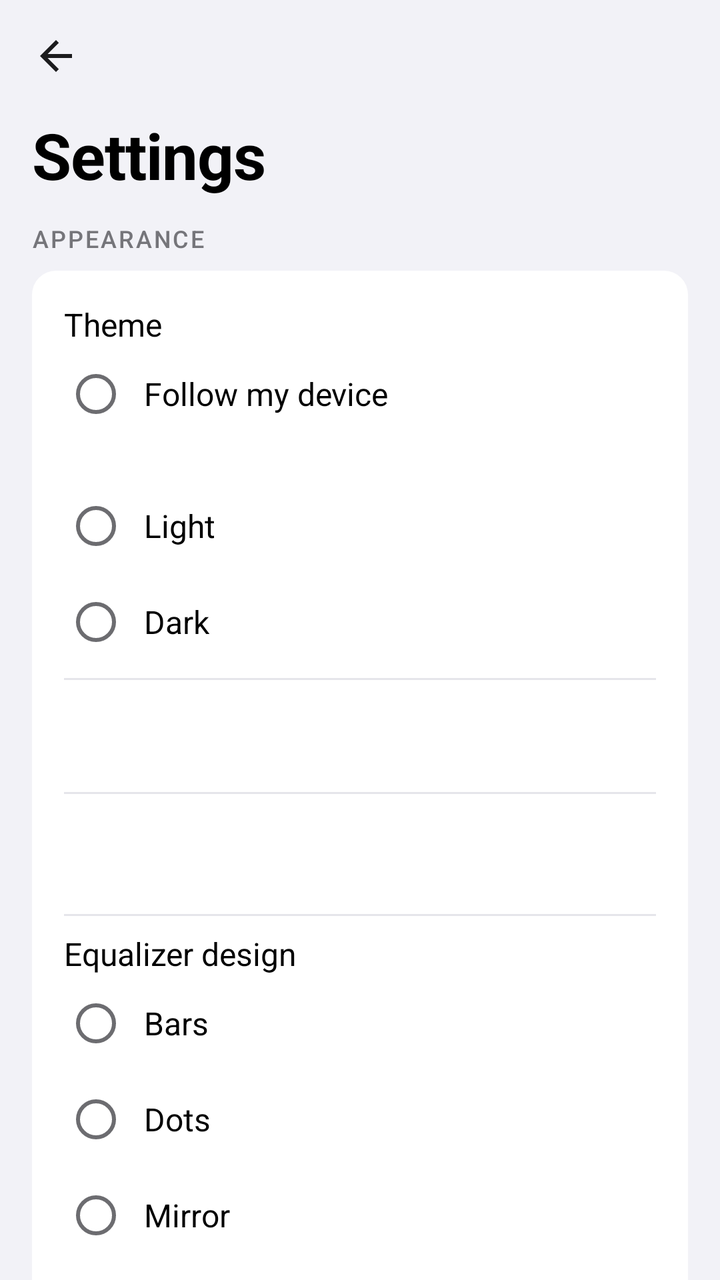
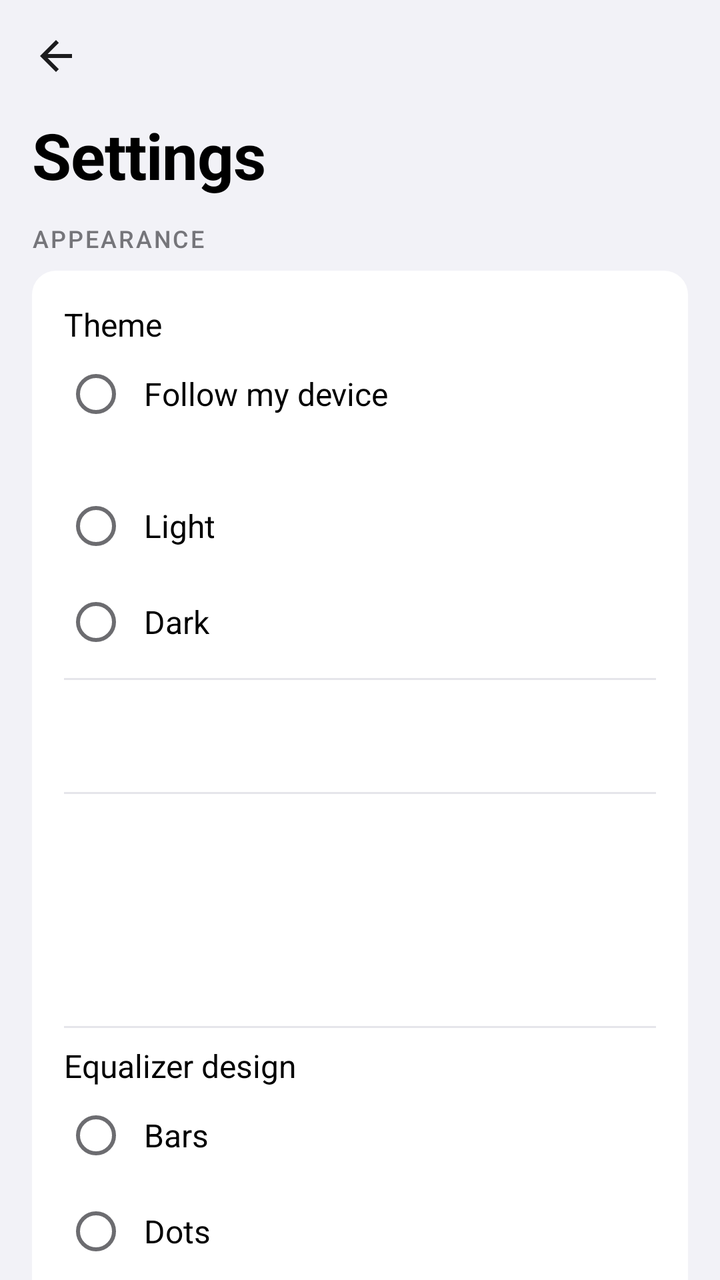

The first picture is an Android layout as it rendered before a commit; the second is the same layout after the commit. The layout source and the unified diff follow.
<!-- AndroidManifest.xml: application theme AppTheme -->
<!-- res/layout/activity_settings.xml -->
<?xml version="1.0" encoding="utf-8"?>
<LinearLayout xmlns:android="http://schemas.android.com/apk/res/android"
    xmlns:tools="http://schemas.android.com/tools"
    tools:ignore="Overdraw"
    android:layout_width="match_parent"
    android:layout_height="match_parent"
    android:background="@color/grouped_bg"
    android:orientation="vertical"
    android:tag="glass:clear">

    <LinearLayout
        style="@style/TopBar"
        android:paddingStart="4dp"
        android:paddingEnd="4dp">

        <ImageButton
            android:id="@+id/btn_back"
            style="@style/IconButton"
            android:contentDescription="@string/cd_back"
            android:src="@drawable/ic_arrow_back" />
    </LinearLayout>

    <TextView
        style="@style/LargeTitle"
        android:layout_marginStart="@dimen/gutter"
        android:layout_marginBottom="4dp"
        android:text="@string/settings_title" />

    <ScrollView
        android:id="@+id/settings_scroll"
        android:layout_width="match_parent"
        android:layout_height="0dp"
        android:layout_weight="1"
        android:scrollbars="none">

        <LinearLayout
            android:layout_width="match_parent"
            android:layout_height="wrap_content"
            android:orientation="vertical"
            android:paddingStart="@dimen/gutter"
            android:paddingTop="8dp"
            android:paddingEnd="@dimen/gutter"
            android:paddingBottom="32dp">

            <TextView
                style="@style/SectionLabel"
                android:text="@string/set_appearance" />

            <LinearLayout
                style="@style/SettingsCard"
                android:tag="glass:card">

                <TextView
                    style="@style/SettingTitle"
                    android:paddingTop="8dp"
                    android:text="@string/set_theme" />

                <RadioGroup
                    android:id="@+id/theme_group"
                    android:layout_width="match_parent"
                    android:layout_height="wrap_content"
                    android:orientation="vertical">

                    <RadioButton
                        android:id="@+id/theme_system"
                        style="@style/SettingRadio"
                        android:text="@string/theme_system" />

                    <TextView
                        android:id="@+id/theme_system_now"
                        style="@style/SettingSub"
                        android:layout_marginTop="-6dp"
                        android:paddingStart="40dp"
                        android:paddingEnd="8dp"
                        android:paddingBottom="6dp" />

                    <RadioButton
                        android:id="@+id/theme_light"
                        style="@style/SettingRadio"
                        android:text="@string/theme_light" />

                    <RadioButton
                        android:id="@+id/theme_dark"
                        style="@style/SettingRadio"
                        android:text="@string/theme_dark" />
                </RadioGroup>

                <View
                    android:layout_width="match_parent"
                    android:layout_height="1dp"
                    android:layout_marginTop="4dp"
                    android:background="@color/divider" />

                <include
                    android:id="@+id/row_glass"
                    layout="@layout/row_setting" />

                <View
                    android:layout_width="match_parent"
                    android:layout_height="1dp"
                    android:background="@color/divider" />

                <include
                    android:id="@+id/row_bars"
                    layout="@layout/row_setting" />

                <View
                    android:layout_width="match_parent"
                    android:layout_height="1dp"
                    android:layout_marginTop="4dp"
                    android:background="@color/divider" />

                <TextView
                    style="@style/SettingTitle"
                    android:paddingTop="8dp"
                    android:text="@string/set_bar_style" />

                <RadioGroup
                    android:id="@+id/bar_style_group"
                    android:layout_width="match_parent"
                    android:layout_height="wrap_content"
                    android:orientation="vertical">

                    <RadioButton
                        android:id="@+id/bar_style_bars"
                        style="@style/SettingRadio"
                        android:text="@string/bar_style_bars" />

                    <RadioButton
                        android:id="@+id/bar_style_dots"
                        style="@style/SettingRadio"
                        android:text="@string/bar_style_dots" />

                    <RadioButton
                        android:id="@+id/bar_style_mirror"
                        style="@style/SettingRadio"
                        android:text="@string/bar_style_mirror" />

                    <RadioButton
                        android:id="@+id/bar_style_wave"
                        style="@style/SettingRadio"
                        android:text="@string/bar_style_wave" />
                </RadioGroup>
            </LinearLayout>

            <TextView
                style="@style/SectionLabel"
                android:text="@string/set_background" />

            <LinearLayout
                style="@style/SettingsCard"
                android:tag="glass:card">

                <TextView
                    style="@style/SettingSub"
                    android:paddingTop="8dp"
                    android:text="@string/set_bg_note" />

                <RadioGroup
                    android:id="@+id/bg_group"
                    android:layout_width="match_parent"
                    android:layout_height="wrap_content"
                    android:orientation="vertical">

                    <RadioButton
                        android:id="@+id/bg_plain"
                        style="@style/SettingRadio"
                        android:text="@string/set_bg_plain" />

                    <TextView
                        style="@style/SettingSub"
                        android:layout_marginTop="-6dp"
                        android:paddingStart="40dp"
                        android:paddingEnd="8dp"
                        android:paddingBottom="6dp"
                        android:text="@string/set_bg_plain_sub" />

                    <RadioButton
                        android:id="@+id/bg_cover"
                        style="@style/SettingRadio"
                        android:text="@string/set_bg_cover" />

                    <TextView
                        style="@style/SettingSub"
                        android:layout_marginTop="-6dp"
                        android:paddingStart="40dp"
                        android:paddingEnd="8dp"
                        android:paddingBottom="6dp"
                        android:text="@string/set_bg_cover_sub" />

                    <RadioButton
                        android:id="@+id/bg_picture"
                        style="@style/SettingRadio"
                        android:text="@string/set_bg_picture" />

                    <TextView
                        android:id="@+id/bg_picture_sub"
                        style="@style/SettingSub"
                        android:layout_marginTop="-6dp"
                        android:paddingStart="40dp"
                        android:paddingEnd="8dp"
                        android:paddingBottom="6dp" />

                    <RadioButton
                        android:id="@+id/bg_wallpaper"
                        style="@style/SettingRadio"
                        android:text="@string/set_bg_wallpaper" />

                    <TextView
                        android:id="@+id/bg_wallpaper_sub"
                        style="@style/SettingSub"
                        android:layout_marginTop="-6dp"
                        android:paddingStart="40dp"
                        android:paddingEnd="8dp"
                        android:paddingBottom="6dp" />
                </RadioGroup>

                <LinearLayout
                    android:layout_width="match_parent"
                    android:layout_height="wrap_content"
                    android:orientation="horizontal"
                    android:paddingTop="4dp"
                    android:paddingBottom="8dp">

                    <TextView
                        android:id="@+id/bg_pick"
                        style="@style/PillSmall"
                        android:clickable="true"
                        android:focusable="true" />

                    <TextView
                        android:id="@+id/bg_wallpaper_update"
                        style="@style/PillSmall"
                        android:layout_marginStart="10dp"
                        android:clickable="true"
                        android:focusable="true"
                        android:text="@string/set_bg_update" />
                </LinearLayout>
            </LinearLayout>

            <TextView
                style="@style/SectionLabel"
                android:text="@string/set_library" />

            <LinearLayout
                style="@style/SettingsCard"
                android:tag="glass:card">

                <include
                    android:id="@+id/row_show_all"
                    layout="@layout/row_setting" />

                <View
                    android:layout_width="match_parent"
                    android:layout_height="1dp"
                    android:background="@color/divider" />

                <include
                    android:id="@+id/row_scan"
                    layout="@layout/row_setting" />
            </LinearLayout>

            <TextView
                style="@style/SectionLabel"
                android:text="@string/set_updates" />

            <LinearLayout
                style="@style/SettingsCard"
                android:tag="glass:card">

                <include
                    android:id="@+id/row_version"
                    layout="@layout/row_setting" />

                <TextView
                    android:id="@+id/upd_notes_title"
                    style="@style/SectionLabel"
                    android:layout_marginTop="8dp"
                    android:text="@string/upd_notes"
                    android:visibility="gone" />

                <TextView
                    android:id="@+id/upd_notes"
                    android:layout_width="match_parent"
                    android:layout_height="wrap_content"
                    android:layout_marginTop="4dp"
                    android:ellipsize="end"
                    android:maxLines="10"
                    android:textColor="@color/text_secondary"
                    android:textSize="14sp"
                    android:visibility="gone" />

                <ProgressBar
                    android:id="@+id/upd_progress"
                    style="?android:attr/progressBarStyleHorizontal"
                    android:layout_width="match_parent"
                    android:layout_height="6dp"
                    android:layout_marginTop="14dp"
                    android:max="100"
                    android:progressDrawable="@drawable/seek_progress"
                    android:visibility="gone" />

                <TextView
                    android:id="@+id/upd_hint"
                    android:layout_width="match_parent"
                    android:layout_height="wrap_content"
                    android:layout_marginTop="10dp"
                    android:textColor="@color/text_secondary"
                    android:textSize="14sp"
                    android:visibility="gone" />

                <LinearLayout
                    android:layout_width="match_parent"
                    android:layout_height="wrap_content"
                    android:layout_marginTop="14dp"
                    android:layout_marginBottom="6dp"
                    android:orientation="horizontal">

                    <TextView
                        android:id="@+id/upd_action"
                        style="@style/PillAccent"
                        android:clickable="true"
                        android:focusable="true" />

                    <TextView
                        android:id="@+id/upd_secondary"
                        style="@style/PillOutline"
                        android:layout_marginStart="10dp"
                        android:clickable="true"
                        android:focusable="true"
                        android:visibility="gone" />
                </LinearLayout>

                <View
                    android:layout_width="match_parent"
                    android:layout_height="1dp"
                    android:background="@color/divider" />

                <include
                    android:id="@+id/row_auto"
                    layout="@layout/row_setting" />
            </LinearLayout>

            <TextView
                style="@style/SectionLabel"
                android:text="@string/set_about" />

            <LinearLayout
                style="@style/SettingsCard"
                android:tag="glass:card">

                <TextView
                    android:id="@+id/about_text"
                    style="@style/SettingSub"
                    android:layout_marginTop="12dp"
                    android:lineSpacingMultiplier="1.1"
                    android:textSize="14sp" />

                <TextView
                    android:id="@+id/about_source"
                    style="@style/BannerAction"
                    android:layout_marginStart="-14dp"
                    android:layout_marginBottom="4dp"
                    android:text="@string/set_source"
                    android:textAllCaps="false" />
            </LinearLayout>
        </LinearLayout>
    </ScrollView>
</LinearLayout>
<!-- res/layout/row_setting.xml (included above) -->
<?xml version="1.0" encoding="utf-8"?>
<LinearLayout xmlns:android="http://schemas.android.com/apk/res/android"
    xmlns:tools="http://schemas.android.com/tools"
    android:layout_width="match_parent"
    android:layout_height="wrap_content"
    android:background="?android:attr/selectableItemBackground"
    android:gravity="center_vertical"
    android:minHeight="56dp"
    android:orientation="horizontal"
    tools:ignore="Overdraw">

    <LinearLayout
        android:layout_width="0dp"
        android:layout_height="wrap_content"
        android:layout_weight="1"
        android:orientation="vertical"
        android:paddingTop="8dp"
        android:paddingBottom="8dp">

        <TextView
            android:id="@+id/set_title"
            style="@style/SettingTitle" />

        <TextView
            android:id="@+id/set_sub"
            style="@style/SettingSub"
            android:visibility="gone" />
    </LinearLayout>

    <Switch
        android:id="@+id/set_switch"
        android:layout_width="wrap_content"
        android:layout_height="wrap_content"
        android:layout_marginStart="12dp"
        android:importantForAccessibility="no"
        android:visibility="gone" />
</LinearLayout>
<!-- resources referenced by this layout -->
<resources>
  <color name="divider">#38383A</color>
  <color name="grouped_bg">#000000</color>
  <color name="text_secondary">#A1A1A6</color>
  <dimen name="gutter">16dp</dimen>
  <string name="bar_style_bars">Bars</string>
  <string name="bar_style_dots">Dots</string>
  <string name="bar_style_mirror">Mirror</string>
  <string name="bar_style_wave">Wave</string>
  <string name="cd_back">Back</string>
  <string name="set_about">About</string>
  <string name="set_appearance">Appearance</string>
  <string name="set_background">Liquid glass background</string>
  <string name="set_bar_style">Equalizer design</string>
  <string name="set_bg_cover">Cover art</string>
  <string name="set_bg_cover_sub">A soft blur of the song that is playing.</string>
  <string name="set_bg_note">What shows behind the glass panels when Liquid glass is on.</string>
  <string name="set_bg_picture">My picture</string>
  <string name="set_bg_plain">White or black</string>
  <string name="set_bg_plain_sub">A clean page that follows your theme.</string>
  <string name="set_bg_update">Update from wallpaper</string>
  <string name="set_bg_wallpaper">Device wallpaper</string>
  <string name="set_library">Library</string>
  <string name="set_source">Source code and releases on GitHub</string>
  <string name="set_theme">Theme</string>
  <string name="set_updates">Updates</string>
  <string name="settings_title">Settings</string>
  <string name="theme_dark">Dark</string>
  <string name="theme_light">Light</string>
  <string name="theme_system">Follow my device</string>
  <string name="upd_notes">What\'s new</string>
  <style name="PillAccent" parent="Pill">
          <item name="android:background">@drawable/bg_pill_accent</item>
          <item name="android:textColor">@color/on_accent</item>
          <item name="android:drawableTint">@color/on_accent</item>
      </style>
  <style name="PillOutline" parent="Pill">
          <item name="android:background">@drawable/bg_pill_outline</item>
          <item name="android:textColor">@color/text_primary</item>
          <item name="android:drawableTint">@color/text_primary</item>
      </style>
  <style name="SettingSub">
          <item name="android:layout_width">match_parent</item>
          <item name="android:layout_height">wrap_content</item>
          <item name="android:layout_marginTop">2dp</item>
          <item name="android:textColor">@color/text_secondary</item>
          <item name="android:textSize">13sp</item>
      </style>
  <style name="SettingTitle">
          <item name="android:layout_width">match_parent</item>
          <item name="android:layout_height">wrap_content</item>
          <item name="android:textColor">@color/text_primary</item>
          <item name="android:textSize">16sp</item>
      </style>
  <color name="eq_track">#3A3A3C</color>
  <color name="icon_dim">#8E8E93</color>
  <color name="accent_text">#FF453A</color>
  <dimen name="icon_btn">48dp</dimen>
  <color name="icon">#FFFFFF</color>
  <color name="text_primary">#FFFFFF</color>
  <dimen name="text_large_title">32sp</dimen>
  <color name="on_accent">#FFFFFF</color>
  <color name="text_tertiary">#8E8E93</color>
  <!-- drawable bg_card (drawable) -->
  <?xml version="1.0" encoding="utf-8"?>
  <shape xmlns:android="http://schemas.android.com/apk/res/android"
      android:shape="rectangle">
      <solid android:color="@color/grouped_card" />
      <corners android:radius="12dp" />
  </shape>
  <dimen name="topbar_height">56dp</dimen>
  <color name="surface">#1C1C1E</color>
  <color name="bg">#000000</color>
  <color name="ripple">#33FFFFFF</color>
  <style name="AppPopup" parent="android:Widget.Material.PopupMenu">
          <item name="android:popupBackground">@color/surface_raised</item>
      </style>
  <dimen name="pill_height">44dp</dimen>
  <color name="accent">#E5202B</color>
  <color name="outline">#48484A</color>
  <color name="surface_raised">#2C2C2E</color>
  <color name="grouped_card">#1C1C1E</color>
  <!-- unchanged entries left out for length: 19 -->
</resources>

<!-- the commit's change to res/layout/activity_settings.xml (unified diff, before → after) -->
@@ -102,6 +102,10 @@
 
                 <include
                     android:id="@+id/row_bars"
+                    layout="@layout/row_setting" />
+
+                <include
+                    android:id="@+id/row_cover_tap"
                     layout="@layout/row_setting" />
 
                 <View
